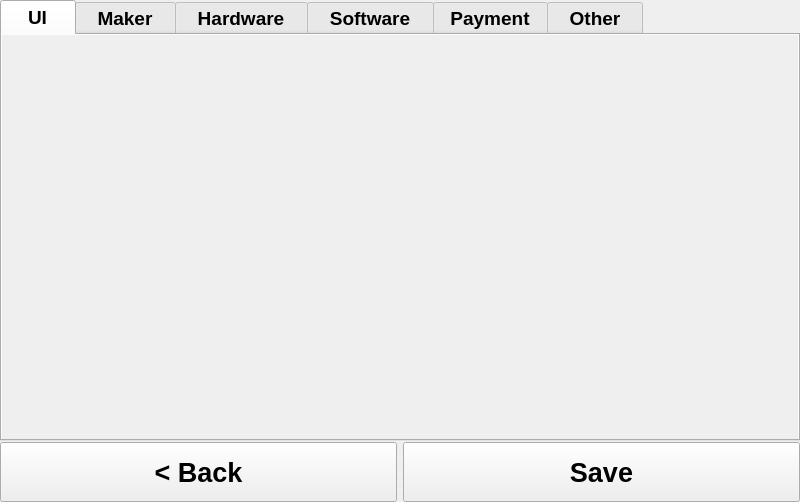
Above: src/ui_elements/config_window.ui from AndreWohnsland/CocktailBerry before the change. Below: the same form after it.
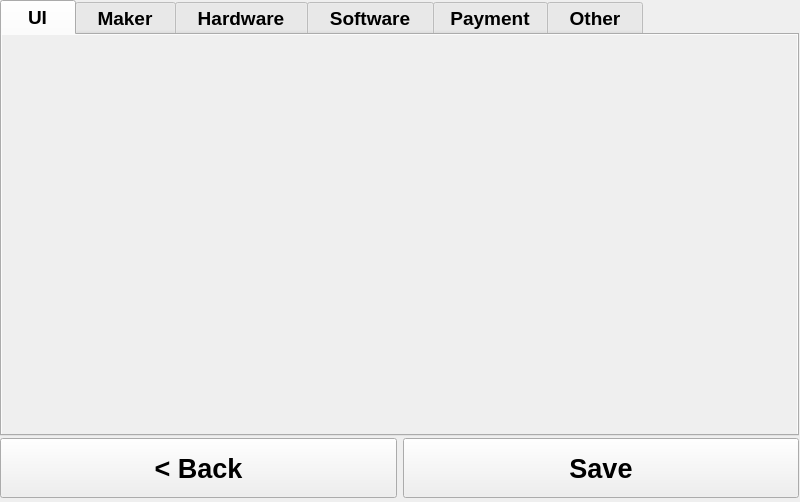
That is the form after the change.

What changed in the file:
```diff
--- a/src/ui_elements/config_window.ui
+++ b/src/ui_elements/config_window.ui
@@ -40,7 +40,7 @@
   <widget class="QWidget" name="centralwidget">
    <layout class="QVBoxLayout" name="verticalLayout">
     <property name="spacing">
-     <number>1</number>
+     <number>2</number>
     </property>
     <property name="leftMargin">
      <number>0</number>
@@ -49,10 +49,10 @@
      <number>0</number>
     </property>
     <property name="rightMargin">
-     <number>0</number>
+     <number>1</number>
     </property>
     <property name="bottomMargin">
-     <number>0</number>
+     <number>4</number>
     </property>
     <item>
      <widget class="QTabWidget" name="tabs_option">
@@ -111,8 +111,8 @@
             <rect>
              <x>0</x>
              <y>0</y>
-             <width>794</width>
-             <height>403</height>
+             <width>793</width>
+             <height>398</height>
             </rect>
            </property>
            <layout class="QVBoxLayout" name="verticalLayout_4">
```
Left out of the diff: 4 changed lines with no effect on the pictures.
